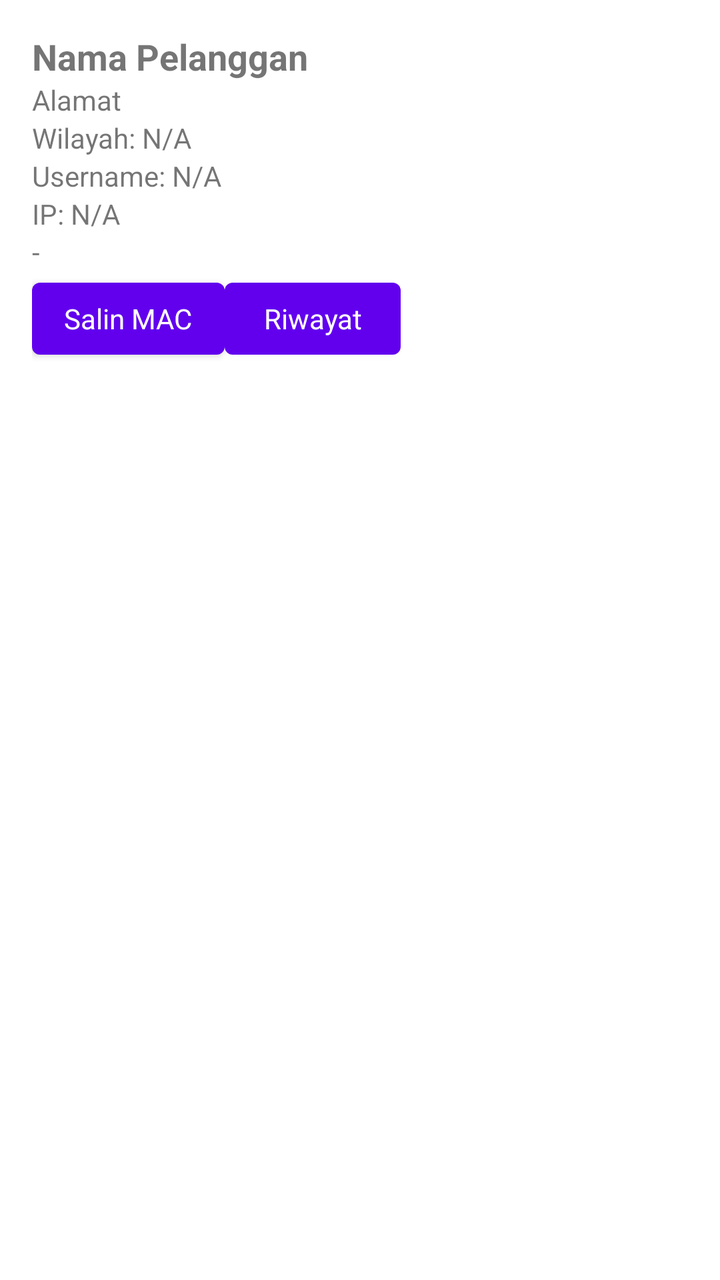
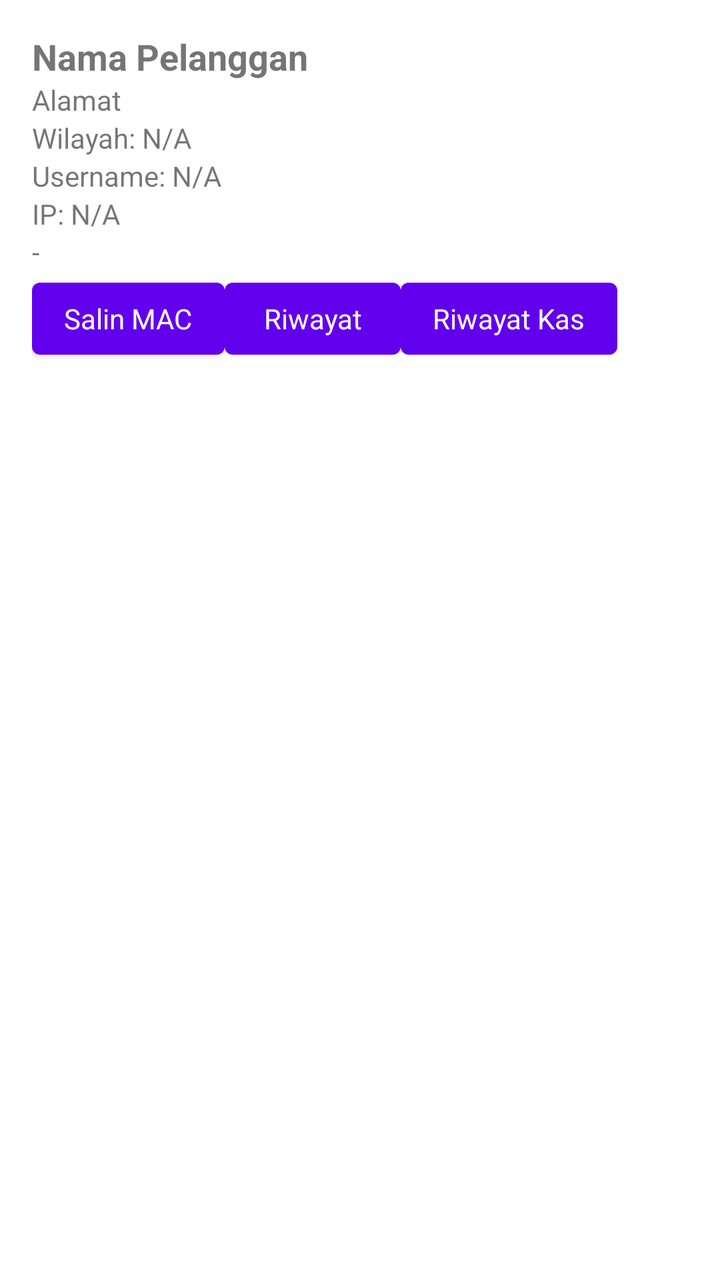

Before-and-after screenshots of an Android layout around one commit, followed by the original layout XML and the change that was made.
<!-- AndroidManifest.xml: application theme Theme.BillRT -->
<!-- res/layout/item_pencarian_cepat.xml -->
<?xml version="1.0" encoding="utf-8"?>
<LinearLayout xmlns:android="http://schemas.android.com/apk/res/android"
    android:layout_width="match_parent"
    android:layout_height="wrap_content"
    android:orientation="vertical"
    android:padding="16dp">

    <TextView
        android:id="@+id/tvNamaPelanggan"
        android:layout_width="wrap_content"
        android:layout_height="wrap_content"
        android:text="Nama Pelanggan"
        android:textSize="18sp"
        android:textStyle="bold" />

    <TextView
        android:id="@+id/tvAlamat"
        android:layout_width="wrap_content"
        android:layout_height="wrap_content"
        android:text="Alamat" />

    <TextView
        android:id="@+id/tvWilayah"
        android:layout_width="wrap_content"
        android:layout_height="wrap_content"
        android:text="Wilayah: N/A" />

    <TextView
        android:id="@+id/tvMikrotikUsername"
        android:layout_width="wrap_content"
        android:layout_height="wrap_content"
        android:text="Username: N/A" />

    <TextView
        android:id="@+id/tvStaticIp"
        android:layout_width="wrap_content"
        android:layout_height="wrap_content"
        android:text="IP: N/A" />

    <TextView
        android:id="@+id/tvMacAddress"
        android:layout_width="wrap_content"
        android:layout_height="wrap_content"
        android:text="-" />

    <LinearLayout
        android:layout_width="match_parent"
        android:layout_height="wrap_content"
        android:orientation="horizontal">

        <Button
            android:id="@+id/btnCopyMac"
            style="?android:attr/buttonBarStyle"
            android:layout_width="wrap_content"
            android:layout_height="wrap_content"
            android:text="Salin MAC" />

        <Button
            android:id="@+id/btnRiwayat"
            style="?android:attr/buttonBarStyle"
            android:layout_width="wrap_content"
            android:layout_height="wrap_content"
            android:text="Riwayat" />
    </LinearLayout>

</LinearLayout>
<!-- resources referenced by this layout -->
<resources>
  <style name="Theme.BillRT" parent="Theme.MaterialComponents.DayNight.NoActionBar">
          
          <item name="colorPrimary">@color/purple_500</item>
          <item name="colorPrimaryVariant">@color/purple_700</item>
          <item name="colorOnPrimary">@color/white</item>
          
          <item name="colorSecondary">@color/teal_200</item>
          <item name="colorSecondaryVariant">@color/teal_700</item>
          <item name="colorOnSecondary">@color/black</item>
          
          <item name="android:statusBarColor">?attr/colorPrimaryVariant</item>
      </style>
  <color name="purple_500">#FF6200EE</color>
  <color name="purple_700">#FF3700B3</color>
  <color name="white">#FFFFFFFF</color>
  <color name="teal_200">#FF03DAC5</color>
  <color name="teal_700">#FF018786</color>
  <color name="black">#FF000000</color>
</resources>

<!-- the commit's change to res/layout/item_pencarian_cepat.xml (unified diff, before → after) -->
@@ -61,6 +61,13 @@
             android:layout_width="wrap_content"
             android:layout_height="wrap_content"
             android:text="Riwayat" />
+
+        <Button
+            android:id="@+id/btnRiwayatKas"
+            style="?android:attr/buttonBarStyle"
+            android:layout_width="wrap_content"
+            android:layout_height="wrap_content"
+            android:text="Riwayat Kas" />
     </LinearLayout>
 
 </LinearLayout>
